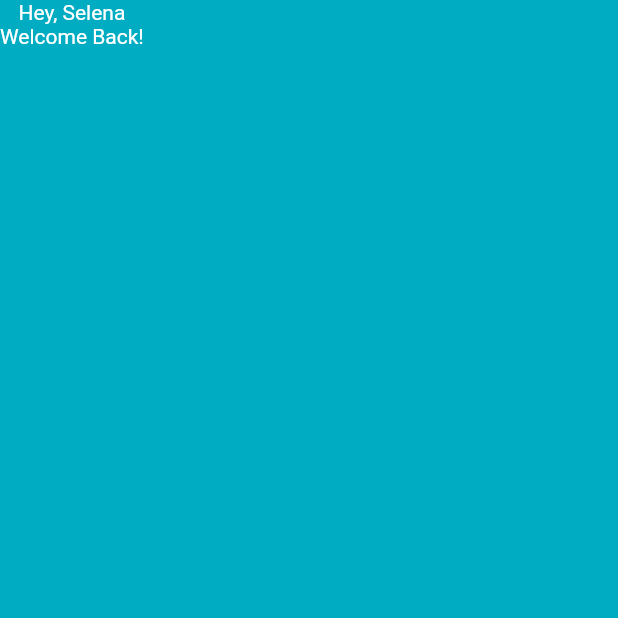
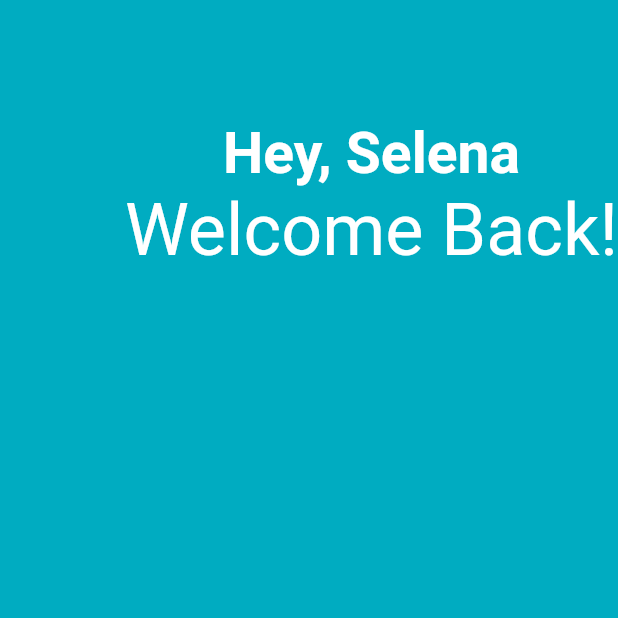
Before and after one commit to kashnep/toonflix, a Flutter app: the screen it shows after launch, on a phone screen of 412 x 824 dp, the top half of it. Run offline on Flutter 3.47's test engine with Material 2 defaults, Android fonts, the phone set to English and light mode, and no system bars.

Commit message:
폰트 스타일 변경

```diff
--- a/lib/main.dart
+++ b/lib/main.dart
@@ -11,7 +11,13 @@ class App extends StatelessWidget {
       home: Scaffold(
         backgroundColor: Colors.cyan.shade600,
         body: Column(children: [
+          SizedBox(
+            //1. 80px 정도의 사각형 박스를 만든다.
+            height: 80,
+          ),
           Row(
+            //2. 텍스트를
+            mainAxisAlignment: MainAxisAlignment.end,
             children: [
               Column(
                 children: [
@@ -19,12 +25,15 @@ class App extends StatelessWidget {
                     'Hey, Selena',
                     style: TextStyle(
                       color: Colors.white,
+                      fontSize: 38,
+                      fontWeight: FontWeight.w600,
                     ),
                   ),
                   Text(
                     'Welcome Back!',
                     style: TextStyle(
                       color: Colors.white,
+                      fontSize: 48,
                     ),
                   ),
                 ],
```
